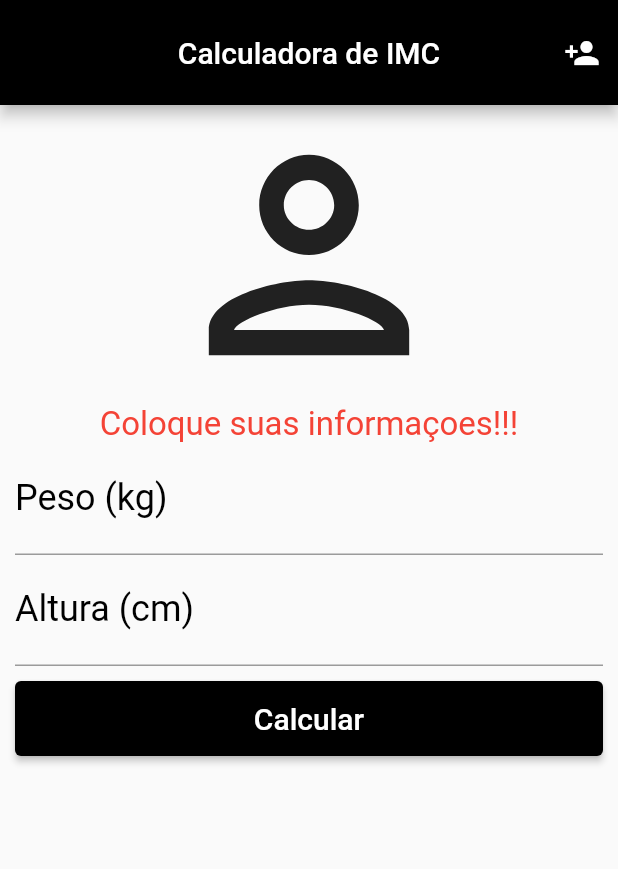
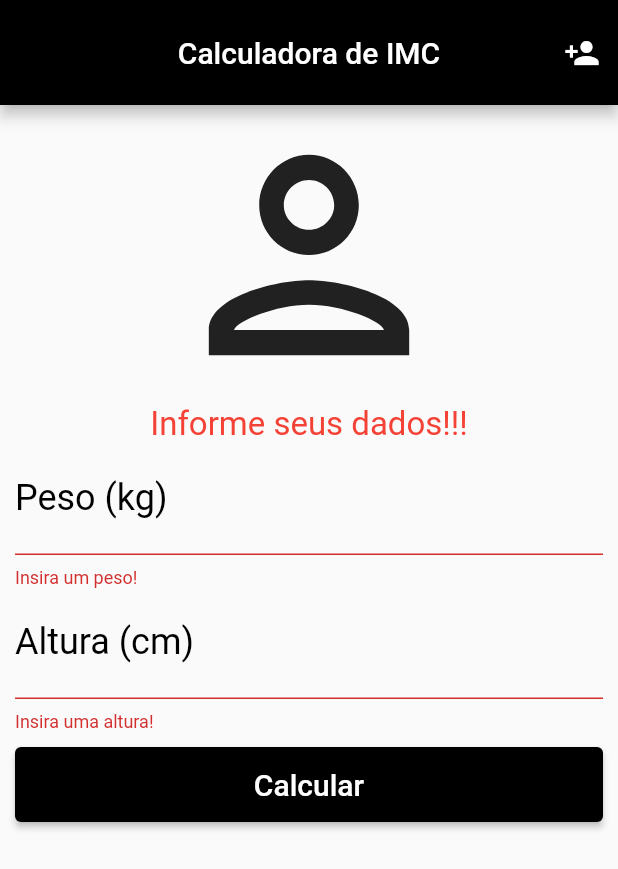
Before and after one commit to LuanF3lip3/CalculadoraIMC, a Flutter app: the screen it shows after launch, after a tap on "Calcular", on a phone screen of 412 x 824 dp. Shown: the top 869 px of the screen. Run offline on Flutter 3.47's test engine with Material 2 defaults, Android fonts, the phone set to English and light mode, and no system bars.

Commit message:
termino da aula 122 e do app calculadora de IMC / 20.04.22

```diff
--- a/lib/main.dart
+++ b/lib/main.dart
@@ -15,6 +15,49 @@ class Home extends StatefulWidget {
 }
 
 class _HomeState extends State<Home> {
+
+TextEditingController weightController = TextEditingController();
+TextEditingController heightController = TextEditingController();
+
+GlobalKey<FormState> _formKey = GlobalKey<FormState>();
+
+String _infoText = "Informe seus dados!!!";
+
+void _resetFilds (){
+
+  weightController.text = "";
+  heightController.text = "";
+  setState(() {
+  _infoText = "Informe os dados!!!";
+  });
+
+  _formKey = GlobalKey<FormState>();
+}
+
+void _calculate(){
+
+  double weight = double.parse(weightController.text);
+  double height = double.parse(heightController.text) / 100;
+  double imc = weight / (height * height);
+setState(() {
+if(imc < 18.6){
+  _infoText = "Abaixo do peso ${imc.toStringAsPrecision(3)}";
+}else if(imc >= 18.6 && imc < 24.8){
+  _infoText = "Peso ideal ${imc.toStringAsPrecision(3)}";
+}else if(imc >= 24.9 && imc < 29.8){
+  _infoText = "Acima do peso ${imc.toStringAsPrecision(3)}";
+}else if(imc >= 29.9 && imc < 34.8){
+  _infoText = "Obesidade gral I ${imc.toStringAsPrecision(3)}";
+}else if(imc >= 34.9 && imc < 40){
+  _infoText = "Obesidade Gral II ${imc.toStringAsPrecision(3)}";
+}else if(imc >= 40){
+  _infoText = "Obesidade Gral III ${imc.toStringAsPrecision(3)}";
+}
+});
+weightController.clear();
+heightController.clear();
+}
+
   @override
   Widget build(BuildContext context) {
     return  Scaffold(
@@ -24,42 +67,63 @@ class _HomeState extends State<Home> {
         centerTitle: true,
         backgroundColor: Colors.black,
         actions: [
-          IconButton(onPressed: (){},
+          IconButton(onPressed: ()=> _resetFilds(),
           icon: const Icon(Icons.person_add))
         ],
       ),
       body: SingleChildScrollView(
         padding: const EdgeInsets.fromLTRB(10, 0, 10, 0),
+        child: Form(
+          key: _formKey,
           child: Column(
             children: [
               const Icon(Icons.person_outlined,
               size: 200,),
-            const Text("Coloque suas informaçoes!!!",style: TextStyle(fontSize: 22,
+              Text(_infoText,
+              style: const TextStyle(fontSize: 22,
               color: Colors.red),),
-             const TextField(
+                TextFormField(
                  keyboardType: TextInputType.number,
-              decoration: InputDecoration(
+                decoration: const InputDecoration(
                   // label: Text('Peso (Kg)'),
                   labelText: 'Peso (kg)',
                   labelStyle: TextStyle(color:Colors.black)),
                   textAlign: TextAlign.center,
-                style: TextStyle(color: Colors.black, fontSize: 24.0),
+                  style: const TextStyle(color: Colors.black, fontSize: 24.0),
+                  controller: weightController,
+                  validator: (value) {
+                    if(value!.isEmpty){
+                      return "Insira um peso!";
+                    }
+                    return null;
+                  },
                 ),
-            const TextField(
+               TextFormField(
                 keyboardType: TextInputType.number,
-              decoration: InputDecoration(
+                decoration: const InputDecoration(
                   // label: Text('Peso (Kg)'),
                   labelText: 'Altura (cm)',
                   labelStyle: TextStyle(color:Colors.black)),
                   textAlign: TextAlign.center,
-                style: TextStyle(color: Colors.black, fontSize: 24.0),
+                  style: const TextStyle(color: Colors.black, fontSize: 24.0),
+                  controller: heightController,
+                   validator: (value) {
+                    if(value!.isEmpty){
+                      return "Insira uma altura!";
+                    }
+                    return null;
+                  },
               ),
                Padding(
                 padding: const EdgeInsets.only(top: 10, bottom: 10),
                 child: SizedBox(
                   height: 50,
                   width: double.infinity,
-                child: ElevatedButton(onPressed: (){},
+                  child: ElevatedButton(onPressed: (){
+                    if(_formKey.currentState!.validate()){
+                      _calculate();
+                    }
+                  },
                   child: const Text('Calcular', style: TextStyle(fontSize: 20),),
                   style: ElevatedButton.styleFrom(primary: Colors.black,),
                   ),
@@ -68,6 +132,7 @@ class _HomeState extends State<Home> {
             ],
           ),
         ),
+      ),
     );
   }
 }
```
Lines whose indentation alone changed are shown as unchanged.
